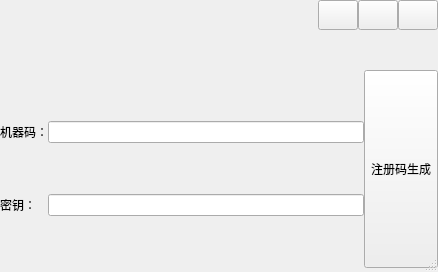
Qt form demo/uidemo.ui (jieche/QT_GUI) before a commit.
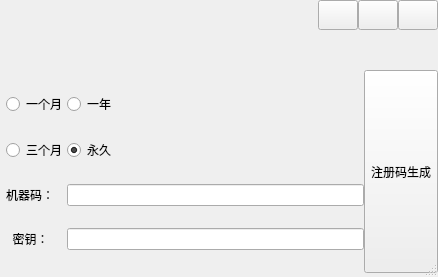
The same form after that commit. Icons and pictures are not drawn.

Commit message: [CHG] 修改界面样式

```diff
--- a/demo/uidemo.ui
+++ b/demo/uidemo.ui
@@ -7,7 +7,7 @@
     <x>0</x>
     <y>0</y>
     <width>438</width>
-    <height>272</height>
+    <height>277</height>
    </rect>
   </property>
   <property name="windowTitle">
@@ -235,14 +235,17 @@
      </property>
      <item>
       <layout class="QGridLayout" name="gridLayout">
-       <item row="0" column="0">
+       <property name="leftMargin">
+        <number>6</number>
+       </property>
+       <item row="2" column="0">
         <widget class="QLabel" name="label_3">
          <property name="text">
           <string>机器码：</string>
          </property>
         </widget>
        </item>
-       <item row="0" column="1">
+       <item row="2" column="1">
         <widget class="QLineEdit" name="lineEdit_cpu">
          <property name="minimumSize">
           <size>
@@ -252,20 +255,51 @@
          </property>
         </widget>
        </item>
-       <item row="1" column="0">
+       <item row="3" column="1">
+        <widget class="QLineEdit" name="lineEdit_key">
+         <property name="minimumSize">
+          <size>
+           <width>180</width>
+           <height>0</height>
+          </size>
+         </property>
+        </widget>
+       </item>
+       <item row="3" column="0">
         <widget class="QLabel" name="label_2">
          <property name="text">
-          <string>密钥：</string>
+          <string>  密钥：</string>
+         </property>
+        </widget>
+       </item>
+       <item row="0" column="0">
+        <widget class="QRadioButton" name="radioButton_oneMonth">
+         <property name="text">
+          <string>一个月</string>
+         </property>
+        </widget>
+       </item>
+       <item row="1" column="0">
+        <widget class="QRadioButton" name="radioButton_threeMonth">
+         <property name="text">
+          <string>三个月</string>
+         </property>
+        </widget>
+       </item>
+       <item row="0" column="1">
+        <widget class="QRadioButton" name="radioButton_oneYear">
+         <property name="text">
+          <string>一年</string>
          </property>
         </widget>
        </item>
        <item row="1" column="1">
-        <widget class="QLineEdit" name="lineEdit_key">
-         <property name="minimumSize">
-          <size>
-           <width>180</width>
-           <height>0</height>
-          </size>
+        <widget class="QRadioButton" name="radioButton_permenent">
+         <property name="text">
+          <string>永久</string>
+         </property>
+         <property name="checked">
+          <bool>true</bool>
          </property>
         </widget>
        </item>
```
The commit also changes 1 other file.
